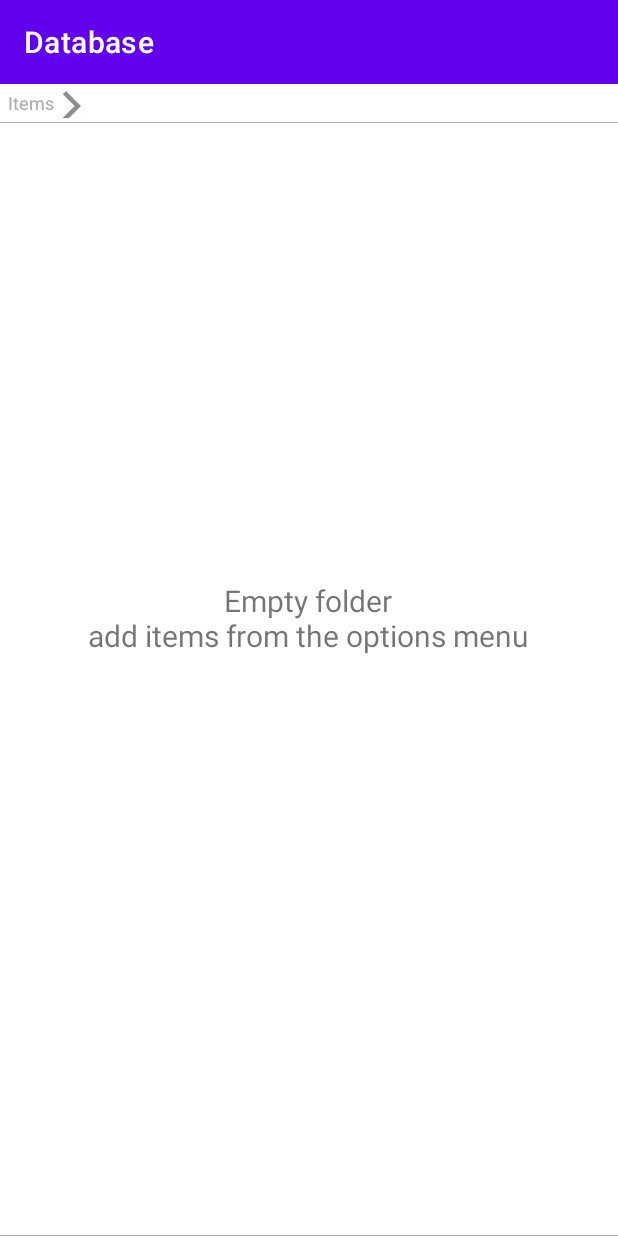
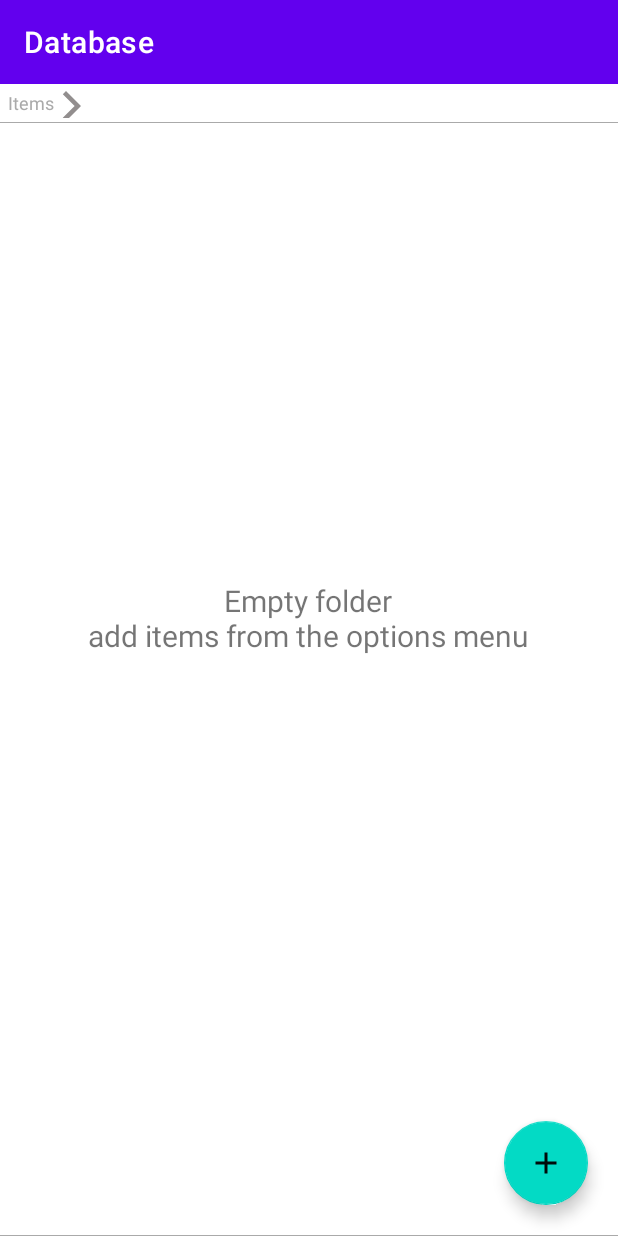
Before and after one commit to MoHussam-865/SmartInvoice, an Android app: the fragment ItemsChooseFragment placed in its activity, on a phone screen of 412 x 824 dp. Run offline under Robolectric (Android 15) with nearby library versions, the phone set to English and light mode, and no system bars; our stand-ins replace Dagger/Hilt's generated code, navigation-ui; Roboto replaces fonts that are not available here.

Commit message:
add invoice item feature

```diff
--- a/app/src/main/java/com/android_a865/estimatescalculator/feature_main/data/dao/ItemsDao.kt
+++ b/app/src/main/java/com/android_a865/estimatescalculator/feature_main/data/dao/ItemsDao.kt
@@ -124,5 +124,5 @@ interface ItemsDao {
 
     // insert Item
     @Insert(onConflict = OnConflictStrategy.REPLACE)
-    suspend fun insertItemEntity(itemEntity: ItemEntity)
+    suspend fun insertItemEntity(itemEntity: ItemEntity): Long
 }
--- a/app/src/main/java/com/android_a865/estimatescalculator/feature_main/domain/repository/ItemsRepository.kt
+++ b/app/src/main/java/com/android_a865/estimatescalculator/feature_main/domain/repository/ItemsRepository.kt
@@ -9,7 +9,7 @@ interface ItemsRepository {
 
     suspend fun getItemById(id: Int): ItemEntity
 
-    suspend fun insertItem(item: ItemEntity)
+    suspend fun insertItem(item: ItemEntity): Long
 
     suspend fun updateItem(item: ItemEntity)
 
--- a/app/src/main/java/com/android_a865/estimatescalculator/feature_main/domain/use_cases/items_use_cases/AddItemUseCase.kt
+++ b/app/src/main/java/com/android_a865/estimatescalculator/feature_main/domain/use_cases/items_use_cases/AddItemUseCase.kt
@@ -7,7 +7,8 @@ import com.android_a865.estimatescalculator.feature_main.domain.repository.Items
 class AddItemUseCase(
     val repository: ItemsRepository
 ) {
-    suspend operator fun invoke(item: Item) {
-        repository.insertItem(item.toEntity())
+    suspend operator fun invoke(item: Item): Int {
+        val itemId = repository.insertItem(item.toEntity())
+        return itemId.toInt()
     }
 }
--- a/app/src/main/java/com/android_a865/estimatescalculator/feature_main/presentation/new_estimate/NewEstimateFragment.kt
+++ b/app/src/main/java/com/android_a865/estimatescalculator/feature_main/presentation/new_estimate/NewEstimateFragment.kt
@@ -139,6 +139,7 @@ class NewEstimateFragment : Fragment(R.layout.fragment_new_estimate),
         inflater.inflate(R.menu.estimate_options, menu)
     }
 
+    @ExperimentalCoroutinesApi
     override fun onOptionsItemSelected(item: MenuItem): Boolean {
         return when (item.itemId) {
             R.id.open_pdf -> {
--- a/app/src/main/res/layout/fragment_items_choose.xml
+++ b/app/src/main/res/layout/fragment_items_choose.xml
@@ -87,7 +87,7 @@
         android:layout_margin="16dp"/>
 
 
-    <!--com.google.android.material.floatingactionbutton.FloatingActionButton
+    <com.google.android.material.floatingactionbutton.FloatingActionButton
         android:id="@+id/fab"
         android:layout_width="wrap_content"
         android:layout_height="wrap_content"
@@ -95,8 +95,8 @@
         android:layout_alignParentEnd="true"
         android:layout_gravity="end|bottom"
         android:layout_margin="20dp"
-        android:contentDescription="Save"
-        android:src="@drawable/add_sign" /-->
+        android:contentDescription="@string/add"
+        android:src="@drawable/add_sign" />
 
 
 </RelativeLayout>
--- a/app/src/main/res/navigation/nav_graph.xml
+++ b/app/src/main/res/navigation/nav_graph.xml
@@ -36,9 +36,6 @@
         <action
             android:id="@+id/action_mainFragment2_to_settingsFragment"
             app:destination="@id/settingsFragment" />
-        <action
-            android:id="@+id/action_mainFragment2_to_companyInfoFragment"
-            app:destination="@id/companyInfoFragment" />
     </fragment>
     <fragment
         android:id="@+id/newItemFragment"
@@ -118,6 +115,9 @@
         <action
             android:id="@+id/action_newEstimateFragment_to_clientViewFragment"
             app:destination="@id/clientViewFragment" />
+        <action
+            android:id="@+id/action_newEstimateFragment_to_addEditInvoiceItemFragment"
+            app:destination="@id/addEditInvoiceItemFragment" />
     </fragment>
     <fragment
         android:id="@+id/itemsChooseFragment"
@@ -127,6 +127,9 @@
         <argument
             android:name="items"
             app:argType="com.android_a865.estimatescalculator.feature_main.domain.model.InvoiceItem[]" />
+        <action
+            android:id="@+id/action_itemsChooseFragment_to_addEditInvoiceItemFragment"
+            app:destination="@id/addEditInvoiceItemFragment" />
     </fragment>
     <fragment
         android:id="@+id/viewPdfFragment"
@@ -208,4 +211,18 @@
             android:id="@+id/action_settingsFragment_to_companyInfoFragment"
             app:destination="@id/companyInfoFragment" />
     </fragment>
+    <fragment
+        android:id="@+id/addEditInvoiceItemFragment"
+        android:name="com.android_a865.estimatescalculator.feature_main.presentation.add_edit_invoice_item.AddEditInvoiceItemFragment"
+        android:label="@string/new_item"
+        tools:layout="@layout/fragment_add_edit_invoice_item" >
+        <argument
+            android:name="path"
+            app:argType="com.android_a865.estimatescalculator.utils.Path" />
+        <argument
+            android:name="item"
+            app:argType="com.android_a865.estimatescalculator.feature_main.domain.model.InvoiceItem"
+            app:nullable="true"
+            android:defaultValue="@null" />
+    </fragment>
 </navigation>
--- a/app/src/main/res/values/strings.xml
+++ b/app/src/main/res/values/strings.xml
@@ -48,4 +48,6 @@
     <string name="company_name">Company Name</string>
     <string name="person_name">Person Name</string>
     <string name="phone_number">Phone Number</string>
+    <string name="quantity">Quantity</string>
+    <string name="add_to_database">Save to database</string>
 </resources>
```
Also changed, not shown: app/src/main/java/com/android_a865/estimatescalculator/feature_main/presentation/add_edit_invoice_item/AddEditInvoiceItemFragment.kt (added, +75 -0 lines), app/src/main/java/com/android_a865/estimatescalculator/feature_main/presentation/add_edit_invoice_item/AddEditInvoiceItemViewModel.kt (added, +94 -0 lines), app/src/main/java/com/android_a865/estimatescalculator/feature_main/presentation/items_choose/ItemsChooseFragment.kt (+18 -0 lines), app/src/main/java/com/android_a865/estimatescalculator/feature_main/presentation/items_choose/ItemsChooseViewModel.kt (+15 -1 lines), app/src/main/java/com/android_a865/estimatescalculator/utils/CountableUtils.kt (+13 -0 lines), app/src/main/res/layout/fragment_add_edit_invoice_item.xml (added, +84 -0 lines), 1 other file.
